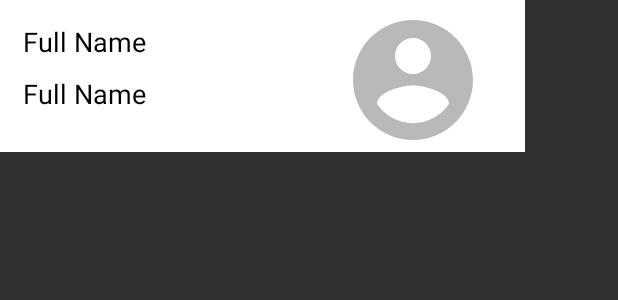
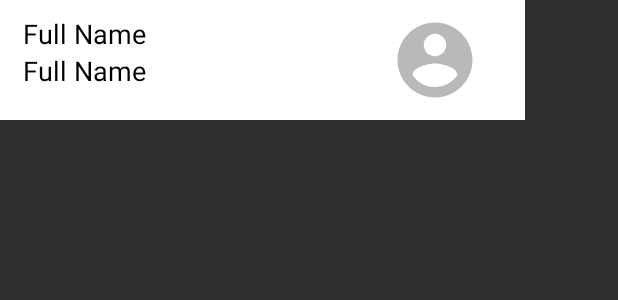
Before and after one commit to JessicaS97/CollabAndroid, an Android app: the layout group_individual_layout.xml on its own in the app's theme, with its tools: preview values and no code run, on a phone screen of 412 x 824 dp. Shown: the top 300 px of the screen. Run offline under Robolectric (Android 15) with nearby library versions, the phone set to English and light mode, and no system bars; Roboto replaces fonts that are not available here.

Commit message:
indiv group layout

```diff
--- a/app/src/main/res/layout/group_individual_layout.xml
+++ b/app/src/main/res/layout/group_individual_layout.xml
@@ -1,31 +1,32 @@
 <?xml version="1.0" encoding="utf-8"?>
-<androidx.constraintlayout.widget.ConstraintLayout
-    xmlns:android="http://schemas.android.com/apk/res/android"
+<androidx.constraintlayout.widget.ConstraintLayout xmlns:android="http://schemas.android.com/apk/res/android"
     xmlns:app="http://schemas.android.com/apk/res-auto"
     xmlns:tools="http://schemas.android.com/tools"
     android:layout_width="350dp"
-    android:layout_height="wrap_content"
-    android:background="@color/white">
+    android:layout_height="80dp"
+    android:layout_marginBottom="10dp"
+     android:background="@color/white">
 
     <de.hdodenhof.circleimageview.CircleImageView
         android:id="@+id/profilePic"
-        android:layout_width="96dp"
-        android:layout_height="96dp"
-        android:layout_marginStart="130dp"
-        android:layout_marginLeft="130dp"
-        android:layout_marginTop="5dp"
+        android:layout_width="60dp"
+        android:layout_height="60dp"
+        android:layout_marginTop="10dp"
+        android:layout_marginEnd="30dp"
+        android:layout_marginRight="30dp"
         android:src="@drawable/profile_empty_icon"
-        app:layout_constraintStart_toEndOf="@+id/groupName"
+        app:layout_constraintEnd_toEndOf="parent"
         app:layout_constraintTop_toTopOf="parent" />
 
     <TextView
         android:id="@+id/groupName"
-        android:layout_width="wrap_content"
+        android:layout_width="185dp"
         android:layout_height="wrap_content"
         android:layout_marginStart="15dp"
         android:layout_marginLeft="15dp"
-        android:layout_marginTop="15dp"
+        android:layout_marginTop="10dp"
         android:fontFamily="@font/jaldi_bold"
+        android:singleLine="true"
         android:text="@string/full_name"
         android:textColor="@color/black"
         android:textSize="18sp"
@@ -34,12 +35,12 @@
 
     <TextView
         android:id="@+id/membersNumber"
-        android:layout_width="wrap_content"
+        android:layout_width="180dp"
         android:layout_height="wrap_content"
         android:layout_marginStart="15dp"
         android:layout_marginLeft="15dp"
-        android:layout_marginTop="10dp"
         android:fontFamily="@font/jaldi"
+        android:singleLine="true"
         android:text="@string/full_name"
         android:textColor="@color/black"
         android:textSize="18sp"
```
